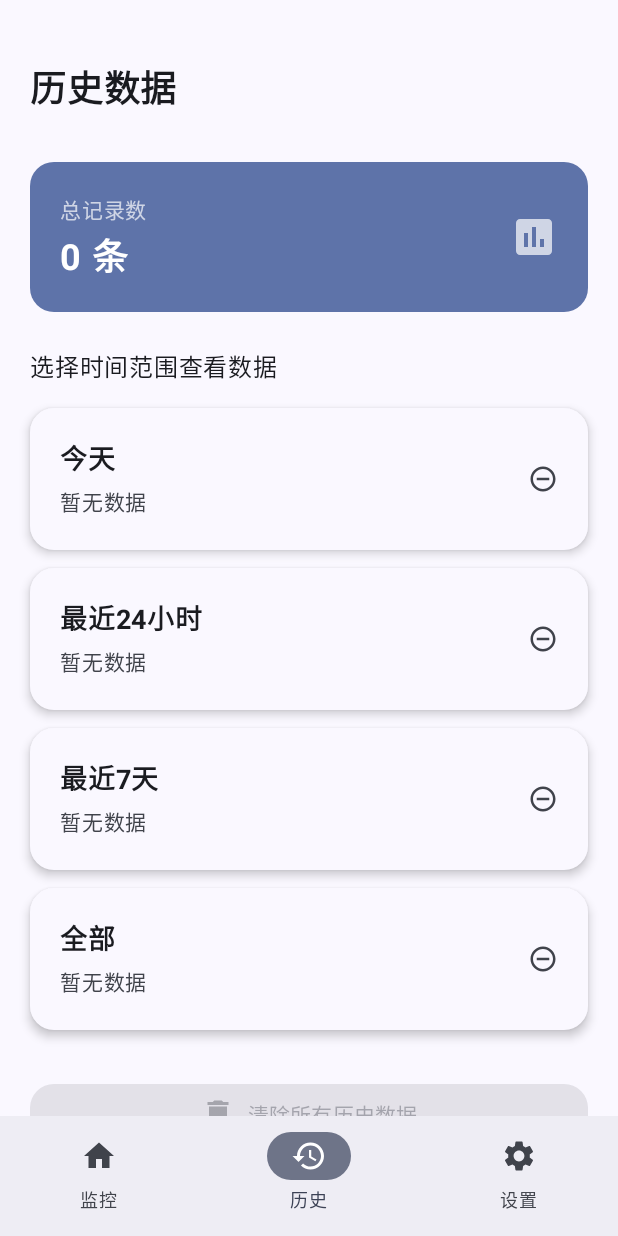
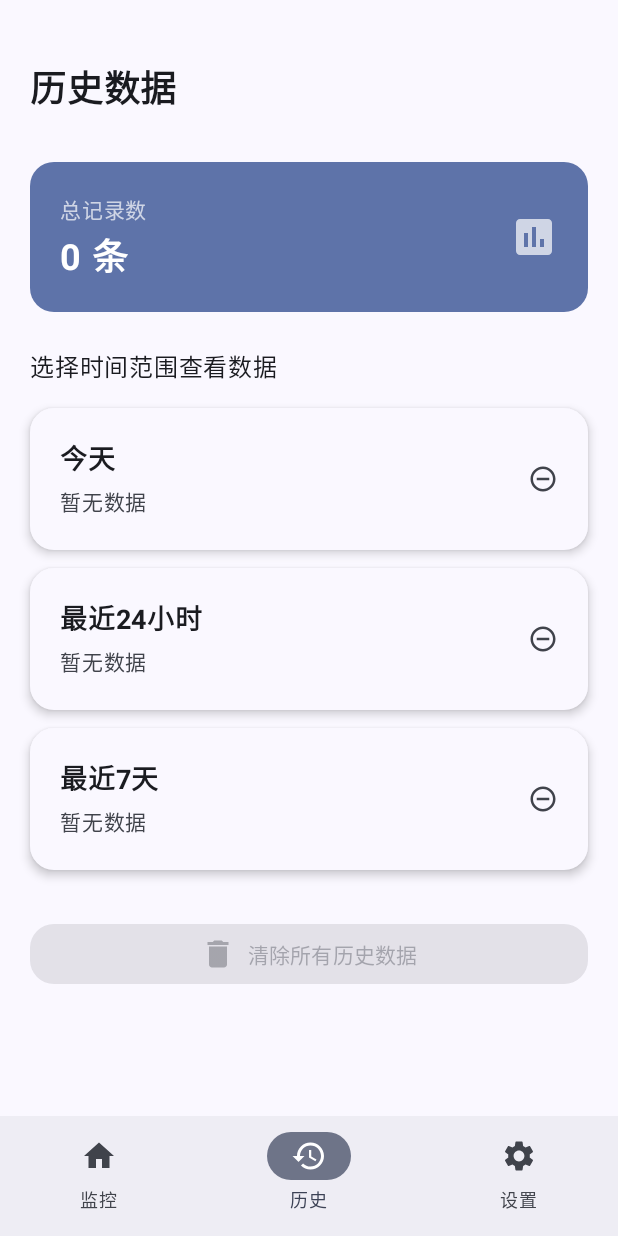
Before and after one commit to wurslu/xiaoji, an Android app built with Jetpack Compose: the HistoryScreen screen opened through its navigation route, on a phone screen of 412 x 824 dp. Run offline under Robolectric (Android 15) with nearby library versions, the phone set to English and light mode, and no system bars; our stand-ins replace Room's generated code; 1 statement that could not run was skipped.

Commit message:
18.84,将总记录数卡片变成可点击的，删除下面的"全部"卡片

```diff
--- a/app/build.gradle.kts
+++ b/app/build.gradle.kts
@@ -15,7 +15,7 @@ android {
         minSdk = 29
         targetSdk = 35
         versionCode = 1
-        versionName = "1.4.1"
+        versionName = "1.4.2"
 
         testInstrumentationRunner = "androidx.test.runner.AndroidJUnitRunner"
     }
--- a/app/src/main/java/com/example/thebest/ui/compose/HistoryScreen.kt
+++ b/app/src/main/java/com/example/thebest/ui/compose/HistoryScreen.kt
@@ -30,21 +30,21 @@ fun HistoryScreen(
 ) {
     val uiState by viewModel.uiState.collectAsStateWithLifecycle()
 
-    // 使用LazyColumn替代Column + verticalScroll
     LazyColumn(
         modifier = Modifier.fillMaxSize(),
         contentPadding = PaddingValues(20.dp),
         verticalArrangement = Arrangement.spacedBy(0.dp)
     ) {
-        // 页面标题
         item {
             PageHeader(title = "历史数据")
             Spacer(modifier = Modifier.height(32.dp))
         }
 
-        // 数据统计卡片
         item {
             Card(
+                onClick = {
+                    onNavigateToDetail(HistoryViewModel.DateRange.ALL)
+                },
                 modifier = Modifier.fillMaxWidth(),
                 shape = RoundedCornerShape(16.dp),
                 colors = CardDefaults.cardColors(
@@ -70,13 +70,31 @@ fun HistoryScreen(
                             fontWeight = FontWeight.Bold,
                             color = MaterialTheme.colorScheme.onPrimaryContainer
                         )
+                        if (uiState.recordCount > 0) {
+                            Text(
+                                text = "点击查看全部数据",
+                                fontSize = 12.sp,
+                                color = MaterialTheme.colorScheme.onPrimaryContainer.copy(alpha = 0.8f),
+                                modifier = Modifier.padding(top = 2.dp)
+                            )
+                        }
                     }
 
+                    Row(
+                        verticalAlignment = Alignment.CenterVertically
+                    ) {
                         if (uiState.isLoading) {
                             CircularProgressIndicator(
                                 modifier = Modifier.size(20.dp),
                                 strokeWidth = 2.dp,
                                 color = MaterialTheme.colorScheme.onPrimaryContainer
+                            )
+                        } else if (uiState.recordCount > 0) {
+                            Icon(
+                                imageVector = Icons.Default.ChevronRight,
+                                contentDescription = null,
+                                tint = MaterialTheme.colorScheme.onPrimaryContainer,
+                                modifier = Modifier.size(24.dp)
                             )
                         } else {
                             Icon(
@@ -88,10 +106,10 @@ fun HistoryScreen(
                         }
                     }
                 }
+            }
             Spacer(modifier = Modifier.height(24.dp))
         }
 
-        // 时间范围选择说明
         item {
             Text(
                 text = "选择时间范围查看数据",
@@ -102,8 +120,7 @@ fun HistoryScreen(
             )
         }
 
-        // 时间范围选择卡片 - 使用items而不是嵌套滚动
-        items(HistoryViewModel.DateRange.entries) { range ->
+        items(HistoryViewModel.DateRange.entries.filter { it != HistoryViewModel.DateRange.ALL }) { range ->
             HistoryRangeCard(
                 range = range,
                 recordCount = getRecordCountForRange(range, uiState),
@@ -114,7 +131,6 @@ fun HistoryScreen(
             Spacer(modifier = Modifier.height(12.dp))
         }
 
-        // 清除数据按钮
         item {
             Spacer(modifier = Modifier.height(20.dp))
             Button(
@@ -142,7 +158,6 @@ fun HistoryScreen(
             }
         }
 
-        // 错误信息显示
         if (uiState.errorMessage != null) {
             item {
                 Spacer(modifier = Modifier.height(16.dp))
@@ -172,7 +187,6 @@ fun HistoryScreen(
             }
         }
 
-        // 底部间距，确保内容不会被遮挡
         item {
             Spacer(modifier = Modifier.height(32.dp))
         }
@@ -510,14 +524,12 @@ fun SensorValueItem(
     }
 }
 
-// 辅助函数：根据时间范围获取记录数（临时实现）
 private fun getRecordCountForRange(
     range: HistoryViewModel.DateRange,
     uiState: HistoryViewModel.UiState
 ): Int {
-    // 这里暂时返回总数，你需要在 ViewModel 中实现具体的统计逻辑
     return when (range) {
         HistoryViewModel.DateRange.ALL -> uiState.recordCount
-        else -> uiState.recordCount // 临时实现，实际需要按时间范围统计
+        else -> uiState.recordCount
     }
 }
```
Also changed, not shown: 3 other files. Lines whose indentation alone changed are shown as unchanged.
